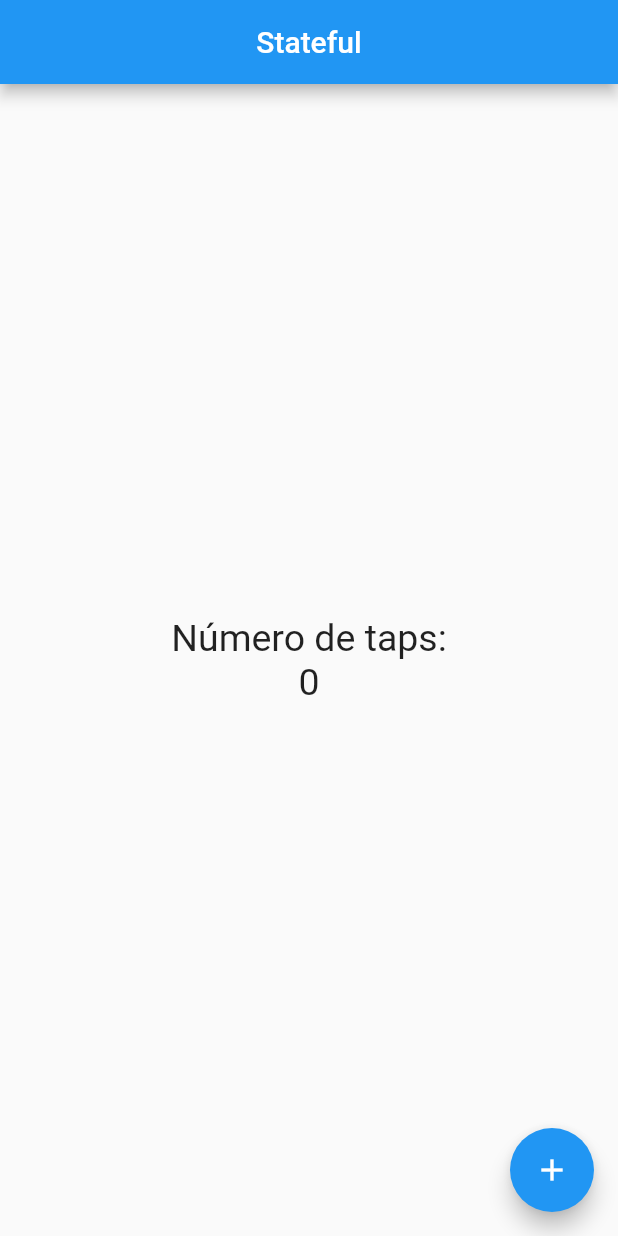
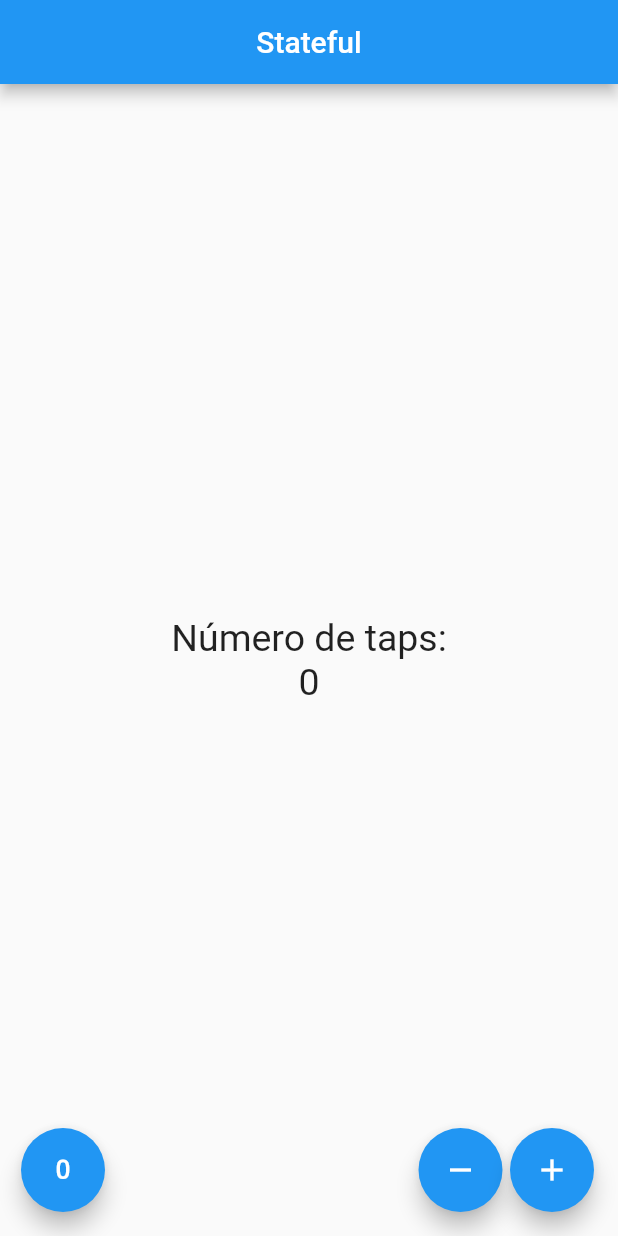
Before and after one commit to Jonathanrrs/Flutter-curso, a Flutter app: the screen it shows after launch, on a phone screen of 412 x 824 dp. Run offline on Flutter 3.47's test engine with Material 2 defaults, Android fonts, the phone set to English and light mode, and no system bars.

Commit message:
Creando más acciones en nuestro contador

```diff
--- a/flutter_vscode/lib/src/pages/contador_page.dart
+++ b/flutter_vscode/lib/src/pages/contador_page.dart
@@ -45,21 +45,27 @@ class _ContadorPageState extends State<ContadorPage> {
       )
           /* no se puede poner otro child abajo, solo 1 */
           ),
-      floatingActionButton: FloatingActionButton(
-        child: Icon(Icons.add),
-        /* para que aparezca un icono, este puede ser cualquier cosa también */
-        onPressed: () {
-          /* una funcion recibe, es el boton para presionar */
-          // print('Hola mundo');
-          /* cuando esta variable cambia que se redibuje el statewidget */
-
-          setState(() {
-            _conteo = _conteo + 1;
-          });
-        },
-      ),
+      floatingActionButton: _crearBotones()
       // floatingActionButtonLocation: FloatingActionButtonLocation
       //     .centerFloat, /* esto es para posicionar el boton abajo en la mitad de la pantalla */
     );
   }
+
+  Widget _crearBotones() { /* esto regresa un widget */
+    return Row(
+      mainAxisAlignment: MainAxisAlignment.end, /* estos botones se ubican al final a la derecha inferior */
+      children: <Widget> [
+        SizedBox(width: 30.0),
+        FloatingActionButton(onPressed: null, child: Icon(Icons.exposure_zero)),
+        /* expanded estira el widget que tenga en su interior */
+        Expanded(child: SizedBox()), /* es un double, es el ancho del widget */
+        FloatingActionButton(onPressed: null, child: Icon(Icons.remove)),
+        SizedBox(width: 5.0),
+        FloatingActionButton(onPressed: null, child: Icon(Icons.add))
+      ]
+    );
+
+
+    // FloatingActionButton(onPressed: null, child: Icon(Icons.add_alarm));
+  }
 }
```
